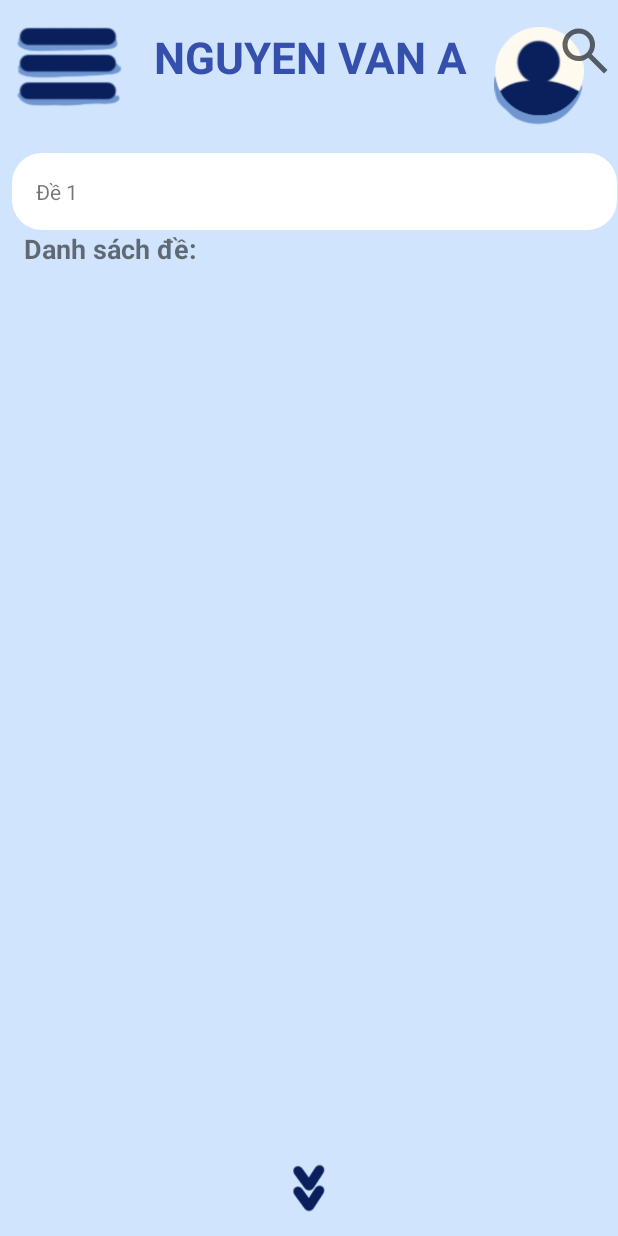
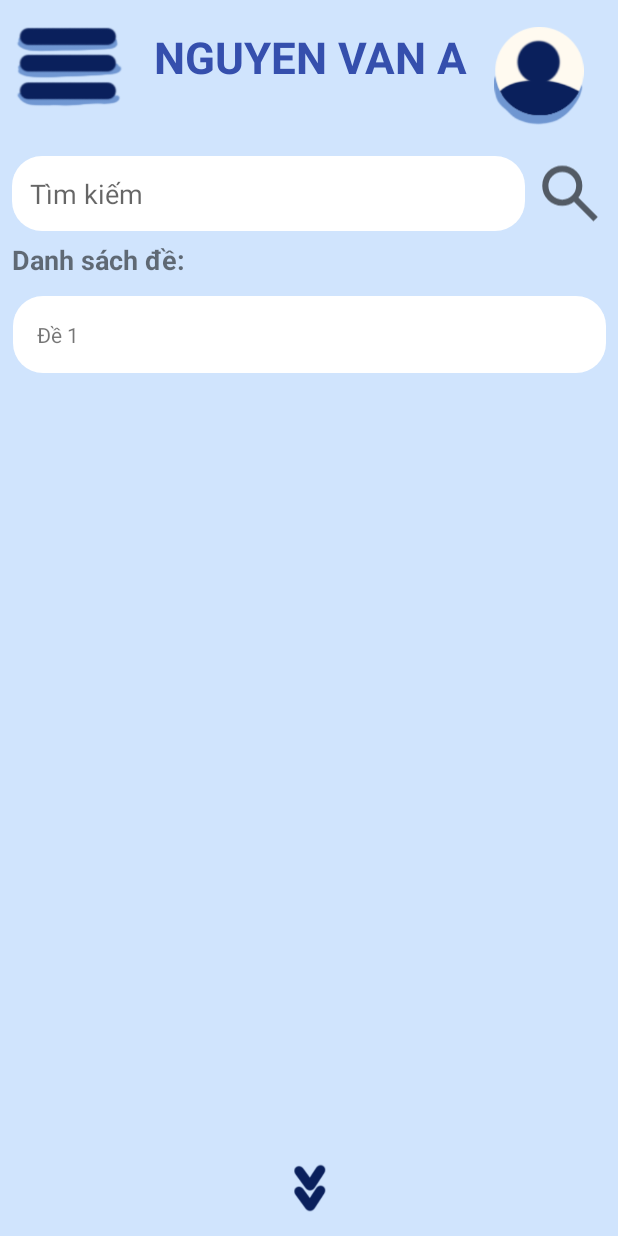
Before and after one commit to CaptainRinoXD/SmartQuiz_Android, an Android app: the layout activity_test.xml on its own in the app's theme, with its tools: preview values and no code run, on a phone screen of 412 x 824 dp. Run offline under Robolectric (Android 15) with nearby library versions, the phone set to English and light mode, and no system bars; Roboto replaces fonts that are not available here.

Commit message:
misc fix

```diff
--- a/app/src/main/java/com/example/smartquiz/LoginActivity.java
+++ b/app/src/main/java/com/example/smartquiz/LoginActivity.java
@@ -51,9 +51,12 @@ public class LoginActivity extends AppCompatActivity {
                  if (task.isSuccessful()) {
                     Toast.makeText(LoginActivity.this, "Login successful", Toast.LENGTH_SHORT).show();
                     Intent intent = new Intent(LoginActivity.this, MainActivity.class);
+                    intent.addFlags(Intent.FLAG_ACTIVITY_CLEAR_TOP | Intent.FLAG_ACTIVITY_NEW_TASK);
                     FirebaseUser user = task.getResult().getUser();
                     if (user != null) {
                         intent.putExtra("userId", user.getUid());
+                        intent.putExtra("userEmail", user.getEmail());
+                        intent.putExtra("userName", user.getDisplayName());
                     }
                     startActivity(intent);
                     finish();
--- a/app/src/main/res/layout/activity_test.xml
+++ b/app/src/main/res/layout/activity_test.xml
@@ -74,8 +74,8 @@
 
     <EditText
         android:id="@+id/search_box"
-        android:layout_width="346dp"
-        android:layout_height="41dp"
+        android:layout_width="342dp"
+        android:layout_height="50dp"
         android:layout_margin="8dp"
         android:layout_marginTop="15dp"
         android:layout_marginBottom="4dp"
@@ -84,45 +84,36 @@
         android:inputType="text"
         android:padding="12dp"
         app:layout_constraintBottom_toTopOf="@+id/list_title"
-        app:layout_constraintEnd_toEndOf="@id/search_icon"
-        app:layout_constraintHorizontal_bias="0.246"
+        app:layout_constraintEnd_toEndOf="parent"
+        app:layout_constraintHorizontal_bias="0.0"
         app:layout_constraintStart_toStartOf="parent"
-        app:layout_constraintTop_toBottomOf="@+id/constraintLayout" />
-
-    <TextView
-        android:id="@+id/list_title"
-        android:layout_width="wrap_content"
-        android:layout_height="wrap_content"
-        android:layout_marginStart="16dp"
-        android:layout_marginTop="8dp"
-        android:text="Danh sách đề:"
-        android:textSize="18sp"
-        android:textStyle="bold"
-        app:layout_constraintStart_toStartOf="parent"
-        app:layout_constraintTop_toBottomOf="@+id/search_box" />
+        app:layout_constraintTop_toBottomOf="@+id/constraintLayout"
+        app:layout_constraintVertical_bias="0.0" />
 
     <ImageView
         android:id="@+id/search_icon"
-        android:layout_width="40dp"
-        android:layout_height="40dp"
-        android:layout_marginStart="4dp"
-        android:layout_marginBottom="44dp"
+        android:layout_width="49dp"
+        android:layout_height="50dp"
         android:contentDescription="Search"
         android:src="@drawable/search_24px"
-        app:layout_constraintBottom_toTopOf="@+id/scroll_list"
-        app:layout_constraintStart_toEndOf="@+id/search_box" />
+        app:layout_constraintBottom_toBottomOf="parent"
+        app:layout_constraintEnd_toEndOf="parent"
+        app:layout_constraintHorizontal_bias="0.98"
+        app:layout_constraintStart_toStartOf="parent"
+        app:layout_constraintTop_toTopOf="@+id/constraintLayout"
+        app:layout_constraintVertical_bias="0.132" />
 
     <ScrollView
         android:id="@+id/scroll_list"
-        android:layout_width="403dp"
-        android:layout_height="670dp"
+        android:layout_width="395dp"
+        android:layout_height="580dp"
         android:layout_margin="8dp"
         app:layout_constraintBottom_toTopOf="@+id/down_arrow"
         app:layout_constraintEnd_toEndOf="parent"
-        app:layout_constraintHorizontal_bias="0.0"
+        app:layout_constraintHorizontal_bias="1.0"
         app:layout_constraintStart_toStartOf="parent"
         app:layout_constraintTop_toBottomOf="@+id/list_title"
-        app:layout_constraintVertical_bias="1.0">
+        app:layout_constraintVertical_bias="0.0">
 
         <LinearLayout
             android:id="@+id/topic_list"
@@ -146,11 +137,26 @@
         android:id="@+id/down_arrow"
         android:layout_width="32dp"
         android:layout_height="32dp"
+        android:layout_marginBottom="16dp"
+        android:contentDescription="Xem thêm"
         android:src="@drawable/down"
-        android:contentDescription="Xem thêm"
         app:layout_constraintBottom_toBottomOf="parent"
+        app:layout_constraintEnd_toEndOf="parent"
+        app:layout_constraintHorizontal_bias="0.501"
+        app:layout_constraintStart_toStartOf="parent" />
+
+    <TextView
+        android:id="@+id/list_title"
+        android:layout_width="wrap_content"
+        android:layout_height="wrap_content"
+        android:text="Danh sách đề:"
+        android:textSize="18sp"
+        android:textStyle="bold"
+        app:layout_constraintBottom_toBottomOf="parent"
+        app:layout_constraintEnd_toEndOf="parent"
+        app:layout_constraintHorizontal_bias="0.027"
         app:layout_constraintStart_toStartOf="parent"
-        app:layout_constraintEnd_toEndOf="parent"
-        android:layout_marginBottom="16dp" />
+        app:layout_constraintTop_toTopOf="@+id/constraintLayout"
+        app:layout_constraintVertical_bias="0.199" />
 
 </androidx.constraintlayout.widget.ConstraintLayout>
```
Also changed, not shown: 1 other file.
